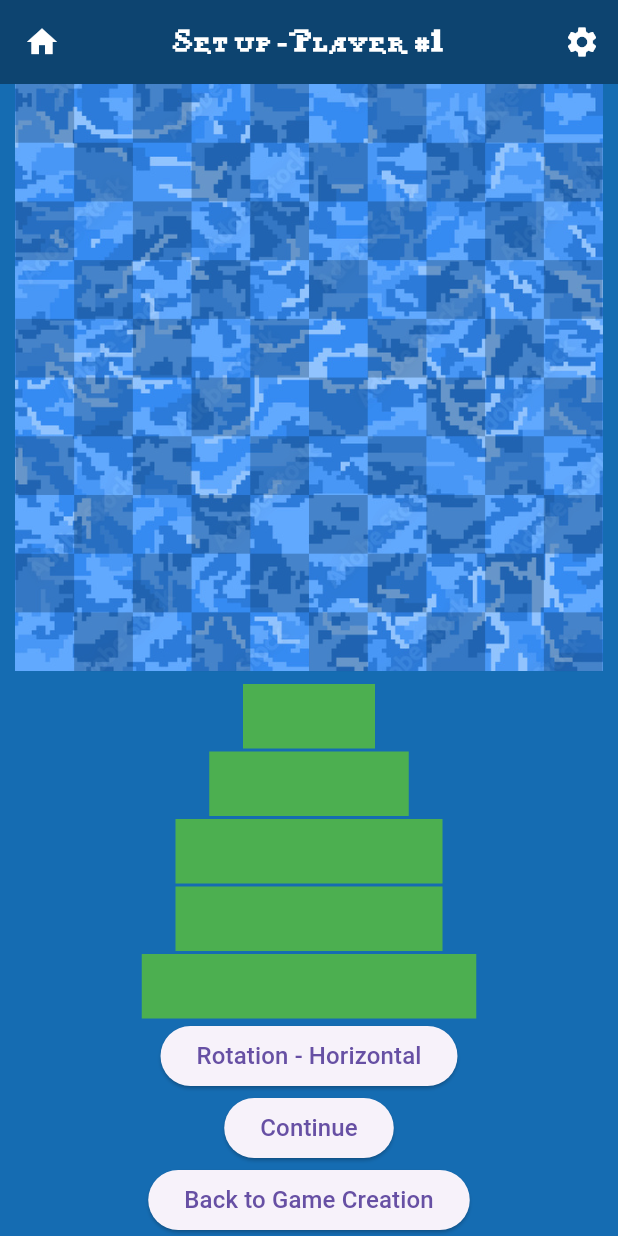
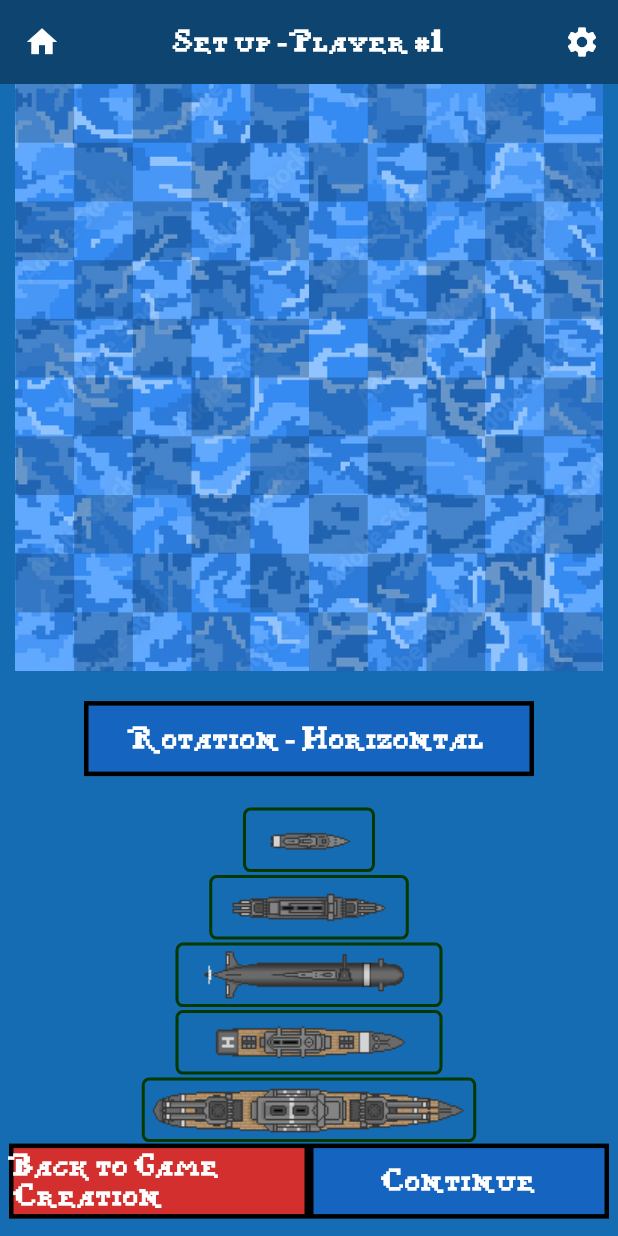
Before and after one commit to alichman/Puddle-Pirates, a Flutter app: the GameCreationScreen screen opened by its route, after a tap on "Start Game", on a phone screen of 412 x 824 dp. Run offline on Flutter 3.47's test engine with Material 3 defaults, Android fonts, the phone set to English and light mode, and no system bars.

Commit message:
New look

```diff
--- a/puddle_pirates/lib/screens/game_setup_page.dart
+++ b/puddle_pirates/lib/screens/game_setup_page.dart
@@ -3,6 +3,7 @@ import 'package:provider/provider.dart';
 import 'package:puddle_pirates/battleship.dart';
 import 'package:puddle_pirates/ship.dart';
 import 'package:puddle_pirates/states.dart';
+import 'package:puddle_pirates/widgets/pixel_button.dart';
 
 class GameSetupPage extends StatefulWidget {
   const GameSetupPage({super.key});
@@ -24,6 +25,8 @@ class _GameSetupState extends State<GameSetupPage> {
   Widget build(BuildContext context) {
     const shipSize = 45;
     final gameState = context.watch<GameState>();
+    final deviceWidth = MediaQuery.of(context).size.width;
+
     // Ensure game state can navigate
     return PopScope(
       canPop: false,
@@ -48,14 +51,17 @@ class _GameSetupState extends State<GameSetupPage> {
         ),
       ),
       body: Column(
+        mainAxisAlignment: MainAxisAlignment.spaceBetween,
+        children: [
+          Column(
             mainAxisAlignment: MainAxisAlignment.start,
             children: [
               // Grid
               ChangeNotifierProvider.value(
                 value: gameState.currentPlayer.grid,
-            child: Expanded(child:
-              Center(child: SizedBox(
-                width: MediaQuery.of(context).size.width * 0.95, // Take up 80% of the screen width.
+                child: Center(child: SizedBox(
+                      width: deviceWidth * 0.95,
+                      height: deviceWidth * 0.95,
                       child: BattleshipGrid(callback: (square) {
                         if (selected == null) {
                           return;
@@ -70,9 +76,20 @@ class _GameSetupState extends State<GameSetupPage> {
                           });
                         } catch (e) {print(e);}
                       },)
-              )))
                     ),
+                )
+              ),
+              SizedBox(height: 20),
+
               // Ship selector
+              PixelButton(
+                onTap: () {
+                  setState(() => isVert = !isVert);
+                },
+                text: "Rotation - ${isVert ? 'Vertical' : 'Horizontal'}",
+                width: 300
+              ),
+              SizedBox(height: 20,),
               Column(
                 children: ships.map((s) => GestureDetector(
                   onTap: () {
@@ -82,22 +99,33 @@ class _GameSetupState extends State<GameSetupPage> {
                     height: shipSize.toDouble(),
                     width: (shipSize * shipLengthMap[s]!).toDouble(),
                     child: Container(
-                color: ships.indexOf(s) == selected ? const Color.fromARGB(255, 43, 99, 45) : Colors.green,
+                      decoration: BoxDecoration(
+                        color: ships.indexOf(s) == selected ? const Color.fromARGB(255, 0, 208, 7) : Colors.transparent,
+                        border: Border.all(color: const Color.fromARGB(255, 0, 56, 2), width: 2),
+                        borderRadius: BorderRadius.circular(5)
+                      ),
+
                       alignment: Alignment.center,
                       margin: EdgeInsets.all(1),
-              )))).toList(),
+                      child: Image.asset('assets/images/ships/${s.name}.png')
+                    )
                   ),
-            ElevatedButton(
-              onPressed: () {
-                setState(() => isVert = !isVert);
-              },
-              child: Text(
-                "Rotation - ${isVert ? 'Vertical' : 'Horizontal'}",
-                style: TextStyle(fontSize: 16),
+                )).toList(),
               ),
+
+          ]),
+          Column(
+            children: [
+              Row(
+                mainAxisAlignment: MainAxisAlignment.center,
+                children: [
+                PixelButton(
+                  color: Colors.red.shade700,
+                  text: "Back to Game Creation",
+                  route: '/game_creation'
                 ),
-            ElevatedButton(
-              onPressed: () {
+                PixelButton(
+                  onTap: () {
                     if (ships.isNotEmpty) return;
                     // uses index of cPlayer to check if other player is set up.
                     if (gameState.cPlayerIndex == 0) {
@@ -107,21 +135,13 @@ class _GameSetupState extends State<GameSetupPage> {
                     }
                     gameState.toNextPlayer(context, '/game_page');
                   },
-              child: const Text(
-                "Continue",
-                style: TextStyle(fontSize: 16),
+                  text: "Continue",
                 ),
+              ]),
+              SizedBox(height: 50)
+            ],
           ),
-            ElevatedButton(
-              onPressed: () {
-                Navigator.pushNamed(context, '/game_creation');
-              },
-              child: const Text(
-                "Back to Game Creation",
-                style: TextStyle(fontSize: 16),
-              ),
-            ),
-        ])
+      ]),
     ));
   }
 }
--- a/puddle_pirates/lib/widgets/pixel_button.dart
+++ b/puddle_pirates/lib/widgets/pixel_button.dart
@@ -39,12 +39,7 @@ class PixelButton extends StatelessWidget {
         child: Center(
           child: Text(
             text,
-            style: const TextStyle(
-              fontSize: 20,
-              fontFamily: "PixelFont",
-              color: Colors.white,
-              fontWeight: FontWeight.bold,
-            ),
+            style: Theme.of(context).textTheme.bodyMedium,
           ),
         ),
       )
```
Lines whose indentation alone changed are shown as unchanged.
